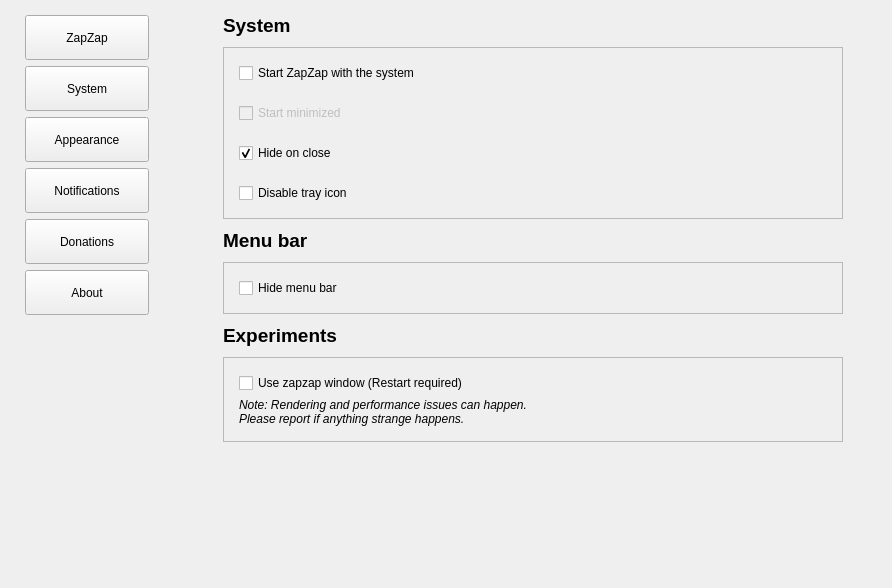
This is zapzap/view/settings.ui in rafatosta/zapzap as Qt 5 draws it before an edit. The edited form follows.
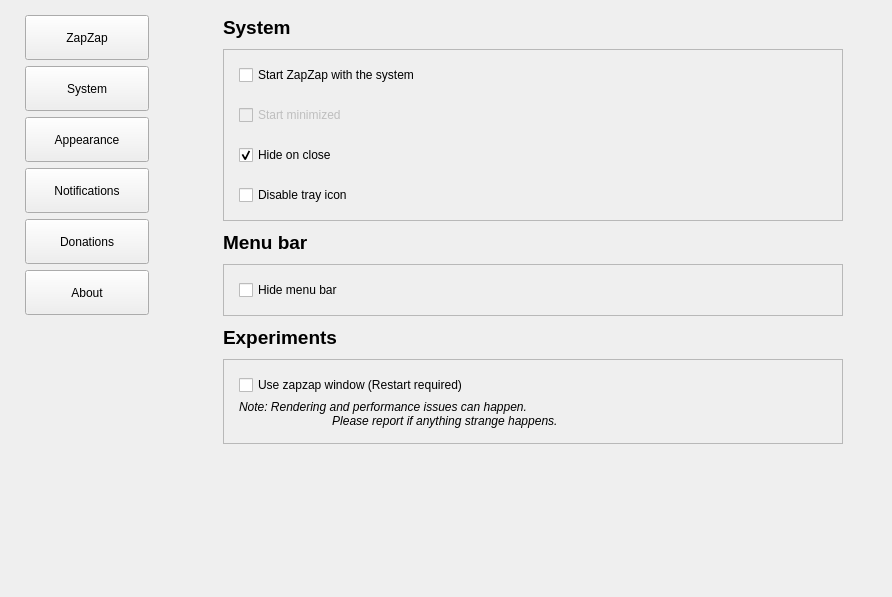
This is the edited form. The open tabs and pages were chosen to show the change. Icons and pictures are not drawn.

Commit message: Scrollarea in System

```diff
--- a/zapzap/view/settings.ui
+++ b/zapzap/view/settings.ui
@@ -7,7 +7,7 @@
     <x>0</x>
     <y>0</y>
     <width>892</width>
-    <height>588</height>
+    <height>597</height>
    </rect>
   </property>
   <property name="minimumSize">
@@ -247,6 +247,54 @@
      </property>
      <widget class="QWidget" name="pageSystem">
       <layout class="QVBoxLayout" name="verticalLayout_7">
+       <property name="spacing">
+        <number>6</number>
+       </property>
+       <property name="leftMargin">
+        <number>6</number>
+       </property>
+       <property name="topMargin">
+        <number>6</number>
+       </property>
+       <property name="rightMargin">
+        <number>6</number>
+       </property>
+       <property name="bottomMargin">
+        <number>6</number>
+       </property>
+       <item>
+        <widget class="QScrollArea" name="scrollArea">
+         <property name="frameShape">
+          <enum>QFrame::NoFrame</enum>
+         </property>
+         <property name="widgetResizable">
+          <bool>true</bool>
+         </property>
+         <widget class="QWidget" name="scrollAreaWidgetContents_sys">
+          <property name="geometry">
+           <rect>
+            <x>0</x>
+            <y>0</y>
+            <width>716</width>
+            <height>585</height>
+           </rect>
+          </property>
+          <layout class="QVBoxLayout" name="verticalLayout_7">
+           <property name="spacing">
+            <number>6</number>
+           </property>
+           <property name="leftMargin">
+            <number>0</number>
+           </property>
+           <property name="topMargin">
+            <number>5</number>
+           </property>
+           <property name="rightMargin">
+            <number>0</number>
+           </property>
+           <property name="bottomMargin">
+            <number>0</number>
+           </property>
        <item>
         <layout class="QVBoxLayout" name="verticalLayout_6">
          <item>
@@ -276,7 +324,7 @@
               <number>5</number>
              </property>
              <property name="bottomMargin">
-              <number>50</number>
+                  <number>0</number>
              </property>
              <item>
               <widget class="QLabel" name="label">
@@ -289,7 +337,9 @@
                <property name="font">
                 <font>
                  <pointsize>14</pointsize>
+                     <italic>false</italic>
                  <bold>true</bold>
+                     <underline>false</underline>
                 </font>
                </property>
                <property name="text">
@@ -459,6 +509,12 @@
                  <height>0</height>
                 </size>
                </property>
+                   <property name="maximumSize">
+                    <size>
+                     <width>620</width>
+                     <height>16777215</height>
+                    </size>
+                   </property>
                <property name="frameShape">
                 <enum>QFrame::StyledPanel</enum>
                </property>
@@ -497,7 +553,7 @@
                   </property>
                   <property name="text">
                    <string>Note: Rendering and performance issues can happen. 
-Please report if anything strange happens.</string>
+                            Please report if anything strange happens.</string>
                   </property>
                   <property name="margin">
                    <number>0</number>
@@ -541,6 +597,10 @@
           </spacer>
          </item>
         </layout>
+           </item>
+          </layout>
+         </widget>
+        </widget>
        </item>
       </layout>
      </widget>
```
Left out of the diff: 6 changed lines with no effect on the pictures. Lines whose indentation alone changed are shown as unchanged. The commit also changes 1 other file.
